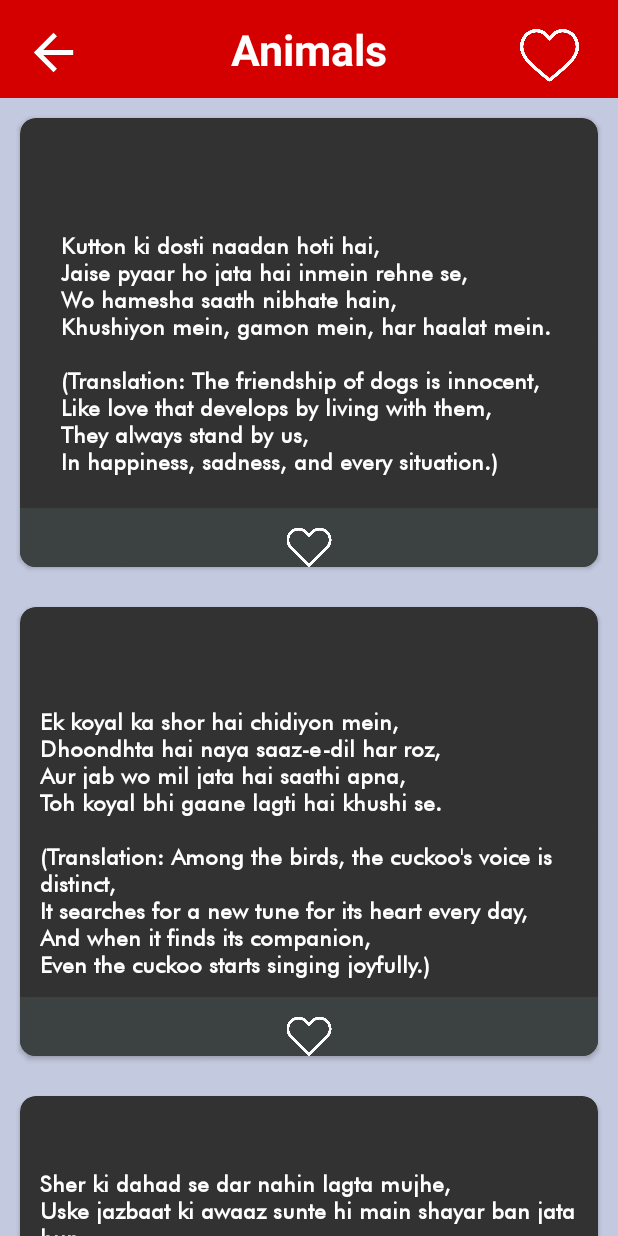
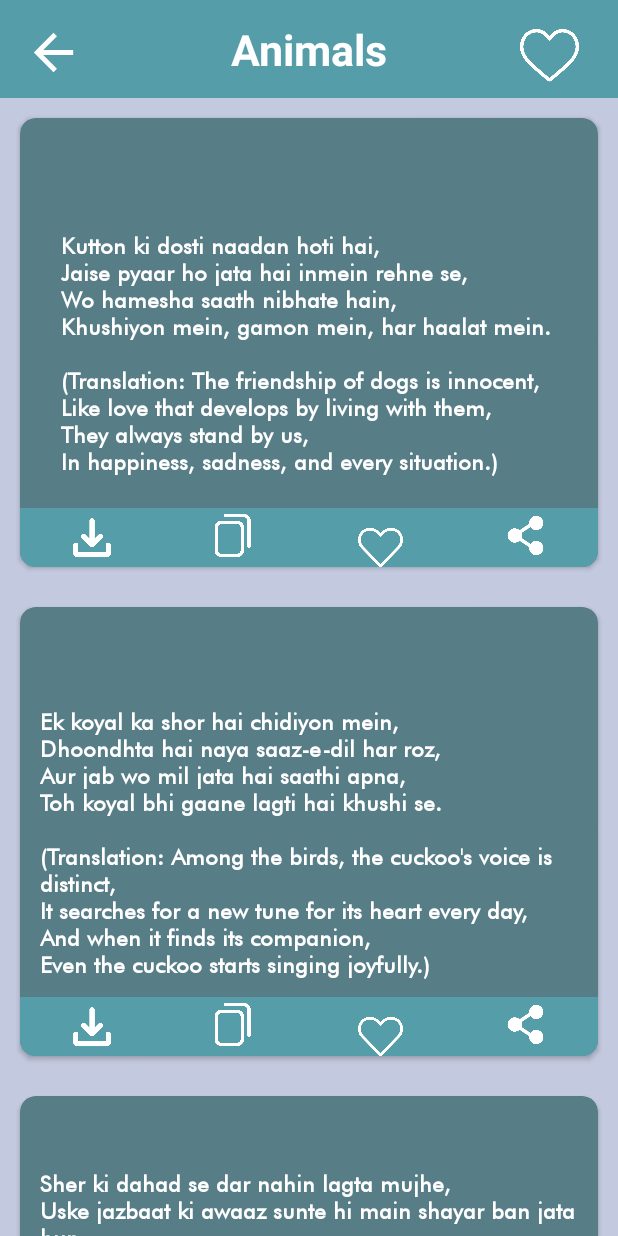
Before and after one commit to Puravish08/ShyariApplication, an Android app: the screen it shows after launch (DisplayCategory), after a tap on an icon or button, on a phone screen of 412 x 824 dp. Run offline under Robolectric (Android 15) with nearby library versions, the phone set to English and light mode, and no system bars; our stand-ins replace sdp/ssp sizes; Roboto replaces fonts that are not available here.

Commit message:
update
Function and Ui Change

```diff
--- a/app/build.gradle
+++ b/app/build.gradle
@@ -67,7 +67,7 @@ dependencies {
     implementation 'com.github.bumptech.glide:glide:4.12.0'
 //
 //
-    implementation 'com.karumi:dexter:6.2.3'
-    implementation 'com.mindorks.android:prdownloader:0.6.0'
-    annotationProcessor 'com.github.bumptech.glide:compiler:4.12.0'
+//    implementation 'com.karumi:dexter:6.2.3'
+//    implementation 'com.mindorks.android:prdownloader:0.6.0'
+//    annotationProcessor 'com.github.bumptech.glide:compiler:4.12.0'
 }
--- a/app/src/main/java/com/musict/shayarihelper/Adapter/DisplayDataAdapter.kt
+++ b/app/src/main/java/com/musict/shayarihelper/Adapter/DisplayDataAdapter.kt
@@ -1,38 +1,47 @@
 package com.musict.shayarihelper.Adapter
 
+import android.annotation.SuppressLint
+import android.content.ClipData
+import android.content.ClipboardManager
+import android.content.Context
 import android.content.Intent
-import android.util.Log
 import android.view.LayoutInflater
 import android.view.View
 import android.view.ViewGroup
 import android.widget.ImageView
 import android.widget.LinearLayout
 import android.widget.TextView
-import androidx.core.content.ContextCompat.startActivity
+import android.widget.Toast
 import androidx.recyclerview.widget.RecyclerView
 import com.musict.shayarihelper.DisplayCategoryModelData
 import com.musict.shayarihelper.R
 
-class DisplayDataAdapter(var sharList : ArrayList<DisplayCategoryModelData>,var dataclick:(DisplayCategoryModelData)-> Unit,
-var like:(Int,Int)-> Unit)  :
-    RecyclerView.Adapter<DisplayDataAdapter.MyViewHolder>() {
+class DisplayDataAdapter(
+    var context: Context,
+    private var dataclick: (DisplayCategoryModelData) -> Unit,
+    private var like: (Int, Int) -> Unit
+) : RecyclerView.Adapter<DisplayDataAdapter.MyViewHolder>() {
 
-
+    private var sharList = ArrayList<DisplayCategoryModelData>()
 
 
  class MyViewHolder(itemView: View) : RecyclerView.ViewHolder(itemView) {
 
-        var ShayariItem:TextView=itemView.findViewById(R.id.txtshayari)
-        var imglike:ImageView=itemView.findViewById(R.id.heartlike)
-        var share:ImageView=itemView.findViewById(R.id.share)
+        var ShayariItem: TextView = itemView.findViewById(R.id.txtshayari)
+        var imglike: ImageView = itemView.findViewById(R.id.heartlike)
+        var share: ImageView = itemView.findViewById(R.id.share)
+        var imgcopy: ImageView = itemView.findViewById(R.id.copydc)
+        var layout: LinearLayout = itemView.findViewById(R.id.layout)
 
-//        var linear : LinearLayout=itemView.findViewById(R.id.lineardis)
+
+//        var linear : LinearLayout=itemView.findViewById(R.id.linear-dis)
     }
 
     override fun onCreateViewHolder(parent: ViewGroup, viewType: Int): MyViewHolder {
 
 
-        var v = LayoutInflater.from(parent.context).inflate(R.layout.display_category_data,parent,false)
+        val v = LayoutInflater.from(parent.context)
+            .inflate(R.layout.display_category_data, parent, false)
         return MyViewHolder(v)
 
   }
@@ -43,37 +52,45 @@ var like:(Int,Int)-> Unit)  :
 
     override fun onBindViewHolder(holder: MyViewHolder, position: Int) {
 
-        holder.ShayariItem.text=sharList[position].shyari_item
+        holder.ShayariItem.text = sharList[position].shyari_item
 
-        holder.ShayariItem.setOnClickListener{
+        holder.ShayariItem.setOnClickListener {
 
             dataclick.invoke(sharList[position])
         }
 
-//        holder.share.setOnClickListener {
-//
-//
-//            val p = Intent(Intent.ACTION_SEND)
-//            p.type = "text/plan"
-//
-//            p.putExtra(Intent.EXTRA_SUBJECT, "Share")
-////            p.putExtra(Intent.EXTRA_TEXT, " " + shayari)
-////            startActivity(Intent.createChooser(p, "Share"))
-//
-//
-//
-//        }
+
+        holder.imgcopy.setOnClickListener {
+
+            val clipboad = context.getSystemService(Context.CLIPBOARD_SERVICE) as ClipboardManager
+            val clip: ClipData = ClipData.newPlainText("simple text", "Hello ")
+            clipboad.setPrimaryClip(clip)
+            Toast.makeText(context, "Copy Success", Toast.LENGTH_SHORT).show()
+        }
+
+        holder.share.setOnClickListener {
 
 
-            if (sharList[position].status==1)
-            {
+            val p = Intent(Intent.ACTION_SEND)
+            p.type = "text/plan"
+            p.putExtra(Intent.EXTRA_TEXT, sharList[position].shyari_item)
+            context.startActivity(p)
+//            p.putExtra(Intent.EXTRA_TEXT, " " + shayari)
+//            startActivity(Intent.createChooser(p, "Share"))
+
+        }
+
+        holder.layout.setOnClickListener {
+
+            dataclick.invoke(sharList[position])
+
+
+        }
+        if (sharList[position].status == 1) {
 
             holder.imglike.setImageResource(R.drawable.redlike)
 
-            }
-
-            else
-            {
+        } else {
             holder.imglike.setImageResource(R.drawable.whiteborderlike)
 
         }
@@ -82,55 +99,25 @@ var like:(Int,Int)-> Unit)  :
 
         holder.imglike.setOnClickListener {
 
-            if (sharList[position].status==1)
-            {
+            if (sharList[position].status == 1) {
 
-                like.invoke(sharList[position].shyari_id,0)
+                like.invoke(sharList[position].shyari_id, 0)
                 holder.imglike.setImageResource(R.drawable.whiteborderlike)
-                sharList[position].status=0
+                sharList[position].status = 0
+            } else {
+                like.invoke(sharList[position].shyari_id, 1)
+                holder.imglike.setImageResource(R.drawable.redlike)
+                sharList[position].status = 1
             }
-            else
-            {
-                like.invoke(sharList[position].shyari_id,1)
-                holder.imglike.setImageResource(R.drawable.redlike)
-                sharList[position].status=1
+        }
     }
 
-
+    @SuppressLint("NotifyDataSetChanged")
+    fun updatelist(sharList: ArrayList<DisplayCategoryModelData>) {
+        this.sharList = ArrayList()
+        this.sharList.addAll(sharList)
+        notifyDataSetChanged()
 
     }
 
-
-
-//        disbinding.share.setOnClickListener {
-//
-//
-//            val p = Intent(Intent.ACTION_SEND)
-//            p.type = "text/plan"
-//
-//            p.putExtra(Intent.EXTRA_SUBJECT, "Share")
-//            p.putExtra(Intent.EXTRA_TEXT, " " + shayari)
-//            startActivity(Intent.createChooser(p, "Share"))
-//
-//
-//        }
-
-
-
-
-
-
-
-
-
-
-
-
-
-
-
-
 }
-
-
-}
--- a/app/src/main/java/com/musict/shayarihelper/DisplayCategory.kt
+++ b/app/src/main/java/com/musict/shayarihelper/DisplayCategory.kt
@@ -1,13 +1,14 @@
 package com.musict.shayarihelper
 
+import android.annotation.SuppressLint
 import android.content.Intent
 import android.os.Build
 import androidx.appcompat.app.AppCompatActivity
 import android.os.Bundle
+import android.util.Log
 import androidx.core.content.ContextCompat
 import androidx.recyclerview.widget.LinearLayoutManager
 import com.musict.shayarihelper.Adapter.DisplayDataAdapter
-import com.musict.shayarihelper.Adapter.FavouritShayariAdapter
 import com.musict.shayarihelper.databinding.ActivityDisplayCategoryBinding
 
 class DisplayCategory : AppCompatActivity() {
@@ -16,7 +17,9 @@ class DisplayCategory : AppCompatActivity() {
     lateinit var dbD : MyDatabase
     var sharlist= ArrayList<DisplayCategoryModelData>()
     lateinit var adapter: DisplayDataAdapter
+    var cat_id: Int = 0
 
+    @SuppressLint("ObsoleteSdkInt")
     override fun onCreate(savedInstanceState: Bundle?) {
         super.onCreate(savedInstanceState)
         disbinding = ActivityDisplayCategoryBinding.inflate(layoutInflater)
@@ -35,7 +38,7 @@ class DisplayCategory : AppCompatActivity() {
     private fun initview() {
 
 
-        var categoryName:String?=intent.getStringExtra("Title")
+        val categoryName:String?=intent.getStringExtra("Title")
 
         disbinding.txtdisplaytitle.text=categoryName
 
@@ -43,47 +46,44 @@ class DisplayCategory : AppCompatActivity() {
 
 
 
-        var  cat_id = intent.getIntExtra("id",0)
-        sharlist = dbD.shayarisdata(cat_id)
+          cat_id = intent.getIntExtra("id",0)
+//        sharlist = dbD.shayarisdata(cat_id)
 
 
-            adapter = DisplayDataAdapter(sharlist, {
+            adapter = DisplayDataAdapter(this, {
 
 
                 var i = Intent(this, OneBigShyariActivity::class.java)
                 i.putExtra("shayari", it.shyari_item)
                 startActivity(i)
+                finish()
             }, { id, fav ->
 
                 dbD.fv_update_data(id, fav)
 
 
             })
-            var manager = LinearLayoutManager(this, LinearLayoutManager.VERTICAL, false)
+            val manager = LinearLayoutManager(this, LinearLayoutManager.VERTICAL, false)
             disbinding.rcvdisplaycat.layoutManager = manager
             disbinding.rcvdisplaycat.adapter = adapter
 
 
+        disbinding.backimg.setOnClickListener {
 
-
-
-        disbinding.backimg.setOnClickListener {
-            var i = Intent(this, MainActivity::class.java)
-            startActivity(i)
+            onBackPressed()
         }
-
-
 
             disbinding.imglikefv.setOnClickListener {
                 var pass = Intent(this, favourit_shayari_collacter::class.java)
                 startActivity(pass)
             }
+    }
+    override fun onResume() {
 
-
-
-
-
-
+        super.onResume()
+        sharlist = dbD.shayarisdata(cat_id)
+        adapter.updatelist(sharlist)
+        Log.e("TAG", "onResume: "+cat_id)
     }
 
 
--- a/app/src/main/res/layout/activity_display_category.xml
+++ b/app/src/main/res/layout/activity_display_category.xml
@@ -5,71 +5,63 @@
     android:layout_width="match_parent"
     android:layout_height="match_parent"
     android:background="#C3C9DF"
-    tools:context=".DisplayCategory"
-    android:orientation="vertical">
+    android:orientation="vertical"
+    tools:context=".DisplayCategory">
 
 
     <androidx.appcompat.widget.Toolbar
         android:layout_width="match_parent"
         android:layout_height="@dimen/_50sdp"
-        android:orientation="vertical"
-        android:background="#D40000"
-        >
-
+        android:background="#569DAA"
+        android:orientation="vertical">
 
         <ImageView
+            android:id="@+id/backimg"
             android:layout_width="@dimen/_30sdp"
             android:layout_height="@dimen/_30sdp"
-            android:id="@+id/backimg"
             android:layout_marginTop="@dimen/_12sdp"
             android:src="@drawable/backme" />
 
 
         <TextView
+            android:id="@+id/txtdisplaytitle"
             android:layout_width="wrap_content"
             android:layout_height="wrap_content"
-            android:text="Category Name"
-            android:textStyle="bold"
-            android:textSize="@dimen/_22ssp"
-            android:textColor="@color/white"
-            android:id="@+id/txtdisplaytitle"
             android:layout_gravity="center"
             android:layout_marginTop="@dimen/_8sdp"
-            />
+            android:text="Category Name"
+            android:textColor="@color/white"
+            android:textSize="@dimen/_22ssp"
+            android:textStyle="bold" />
 
 
         <ImageView
+            android:id="@+id/imglikefv"
             android:layout_width="@dimen/_30sdp"
             android:layout_height="@dimen/_30sdp"
             android:layout_gravity="end"
-            android:id="@+id/imglikefv"
+            android:layout_marginTop="@dimen/_15sdp"
             android:layout_marginRight="@dimen/_20sdp"
-            android:layout_marginTop="@dimen/_15sdp"
             android:src="@drawable/hear" />
 
 
     </androidx.appcompat.widget.Toolbar>
 
 
+    <androidx.recyclerview.widget.RecyclerView
+        android:id="@+id/rcvdisplaycat"
+        android:layout_width="match_parent"
+        android:layout_height="wrap_content" />
 
 
 
-    <androidx.recyclerview.widget.RecyclerView
-        android:layout_width="match_parent"
-        android:layout_height="wrap_content"
-        android:id="@+id/rcvdisplaycat"/>
-
-
-<!--    <TextView-->
-<!--        android:layout_width="wrap_content"-->
-<!--        android:layout_height="wrap_content"-->
-<!--        android:text="sdfadfsfsd"-->
-<!--        android:id="@+id/shayari"-->
-<!--        android:layout_gravity="center"-->
-<!--        android:textSize="@dimen/_20sdp"-->
-
-<!--        />-->
-
-
+<!--        <TextView-->
+<!--            android:layout_width="wrap_content"-->
+<!--            android:layout_height="wrap_content"-->
+<!--            android:text="sdfadfsfsd"-->
+<!--            android:id="@+id/shayari"-->
+<!--            android:layout_gravity="center"-->
+<!--            android:textSize="@dimen/_20sdp"-->
+<!--            />-->
 
 </LinearLayout>
--- a/app/src/main/res/layout/display_category_data.xml
+++ b/app/src/main/res/layout/display_category_data.xml
@@ -15,7 +15,7 @@
         android:layout_margin="@dimen/_10sdp"
         android:layout_marginTop="@dimen/_8sdp"
         android:elevation="@dimen/_20sdp"
-        app:cardBackgroundColor="#323232"
+        app:cardBackgroundColor="#577D86"
         app:cardCornerRadius="@dimen/_8sdp">
 
 
@@ -23,6 +23,7 @@
             android:layout_width="match_parent"
             android:layout_height="wrap_content"
             android:layout_gravity="center"
+            android:id="@+id/layout"
             android:orientation="vertical">
 
 
@@ -47,7 +48,7 @@
             android:layout_width="match_parent"
             android:layout_height="wrap_content"
             android:layout_marginTop="@dimen/_200sdp"
-            android:background="#3B4241">
+            android:background="#569DAA">
 
 
             <ImageView
@@ -56,7 +57,7 @@
                 android:layout_marginTop="@dimen/_3sdp"
                 android:layout_weight="1"
                 android:src="@drawable/downlod"
-                android:visibility="gone" />
+                />
 
 
             <ImageView
@@ -64,8 +65,9 @@
                 android:layout_height="@dimen/_22sdp"
                 android:layout_marginTop="@dimen/_3sdp"
                 android:layout_weight="1"
+                android:id="@+id/copydc"
                 android:src="@drawable/copy"
-                android:visibility="gone" />
+               />
 
 
             <ImageView
@@ -84,7 +86,7 @@
                 android:layout_marginTop="@dimen/_3sdp"
                 android:layout_weight="1"
                 android:src="@drawable/share"
-                android:visibility="gone" />
+              />
 
 
         </LinearLayout>
--- a/app/src/main/res/layout/shayari_collacter_design_item.xml
+++ b/app/src/main/res/layout/shayari_collacter_design_item.xml
@@ -2,7 +2,7 @@
 <LinearLayout xmlns:android="http://schemas.android.com/apk/res/android"
     android:layout_width="match_parent"
     android:layout_height="wrap_content"
-    android:background="#C3C9DF"
+    android:background="#B9EDDD"
     xmlns:app="http://schemas.android.com/apk/res-auto"
     android:orientation="vertical">
 
@@ -14,7 +14,7 @@
         android:layout_margin="@dimen/_10sdp"
         android:layout_marginTop="@dimen/_8sdp"
         android:elevation="@dimen/_200sdp"
-        app:cardBackgroundColor="#323232"
+        app:cardBackgroundColor="#577D86"
         app:cardCornerRadius="@dimen/_18sdp">
 
         <LinearLayout
@@ -42,7 +42,7 @@
         <LinearLayout
             android:layout_width="match_parent"
             android:layout_height="wrap_content"
-            android:background="#000000">
+            android:background="#569DAA">
 
 
             <ImageView
--- a/app/src/main/res/values/colors.xml
+++ b/app/src/main/res/values/colors.xml
@@ -10,8 +10,8 @@
 
 
 
-    <color name="onebigshyari">#D40000</color>
-    <color name="categorinext">#D40000</color>
+    <color name="onebigshyari">#569DAA</color>
+    <color name="categorinext">#569DAA</color>
 
 
 </resources>
--- a/app/src/main/res/values/strings.xml
+++ b/app/src/main/res/values/strings.xml
@@ -4,5 +4,6 @@
     <string name="shayarienry">Badalana jaruri hai lakin achi habit ko nahi
     hamari khami ko badlana chahiye
     </string>
+    <string name="open_your_favourit_shayari">Open Your Shayari</string>
 
 </resources>
```
Also changed, not shown: app/src/main/java/com/musict/shayarihelper/Adapter/FavouritShayariAdapter.kt (+4 -4 lines), app/src/main/java/com/musict/shayarihelper/OneBigShyariActivity.kt (+9 -0 lines), app/src/main/java/com/musict/shayarihelper/favourit_shayari_collacter.kt (+11 -12 lines), app/src/main/res/layout/activity_favourit_shayari_collacter.xml (+34 -1 lines), app/src/main/res/layout/activity_one_big_shyari.xml (+8 -9 lines). Lines whose indentation alone changed are shown as unchanged.
